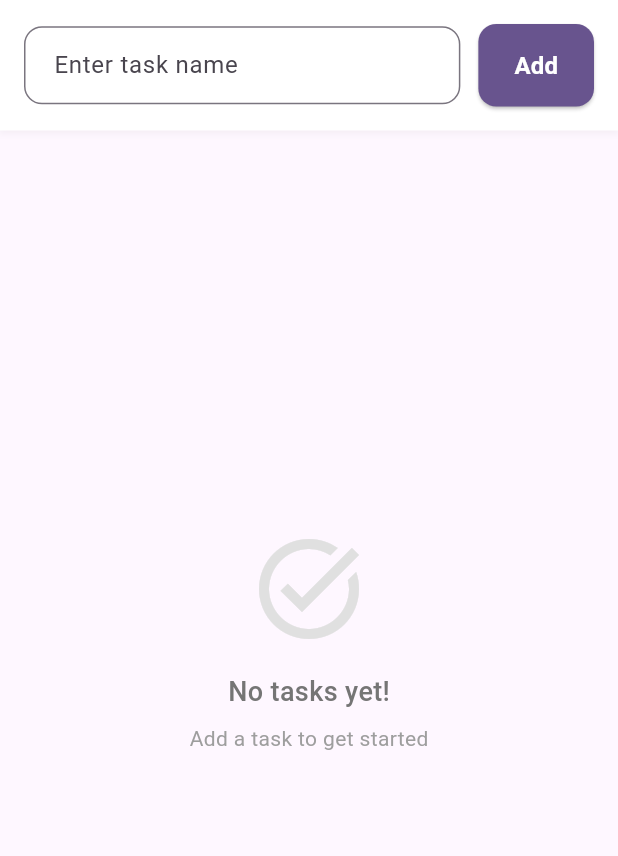
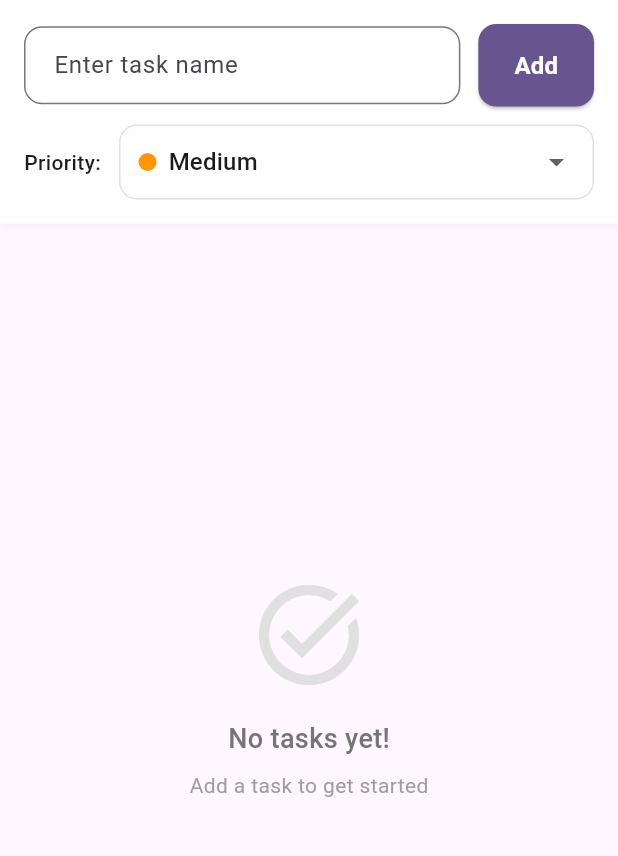
Before and after one commit to jithu2111/taskly_cw3, a Flutter app: the screen it shows after launch, after a tap on "Add", on a phone screen of 412 x 824 dp, the part 84-940 px from its top. Run offline on Flutter 3.47's test engine with Material 3 defaults, Android fonts, the phone set to English and light mode, and no system bars.

Commit message:
Added priority dropdown in the UI

```diff
--- a/lib/main.dart
+++ b/lib/main.dart
@@ -84,15 +84,30 @@
   // Instance variable: List of tasks
   final List<Task> _tasks = [];
   final TextEditingController _taskController = TextEditingController();
+  TaskPriority _selectedPriority = TaskPriority.medium;
 
   // Method to add a new task
-  void addTask(String taskName) {
+  void addTask(String taskName, TaskPriority priority) {
     if (taskName.trim().isNotEmpty) {
       setState(() {
-        _tasks.add(Task(name: taskName));
+        _tasks.add(Task(name: taskName, priority: priority));
+        _sortTasksByPriority();
       });
       _taskController.clear();
     }
+  }
+
+  // Method to sort tasks by priority
+  void _sortTasksByPriority() {
+    _tasks.sort((a, b) => a.priority.sortOrder.compareTo(b.priority.sortOrder));
+  }
+
+  // Method to change task priority
+  void changeTaskPriority(int index, TaskPriority newPriority) {
+    setState(() {
+      _tasks[index].priority = newPriority;
+      _sortTasksByPriority();
+    });
   }
 
   // Method to toggle task completion status
@@ -139,7 +154,9 @@
                 ),
               ],
             ),
-            child: Row(
+            child: Column(
+              children: [
+                Row(
                   children: [
                     Expanded(
                       child: TextField(
@@ -159,7 +176,7 @@
                     const SizedBox(width: 12),
                     ElevatedButton(
                       onPressed: () {
-                    addTask(_taskController.text);
+                        addTask(_taskController.text, _selectedPriority);
                       },
                       style: ElevatedButton.styleFrom(
                         backgroundColor: Theme.of(context).colorScheme.primary,
@@ -179,6 +196,62 @@
                           fontWeight: FontWeight.bold,
                         ),
                       ),
+                    ),
+                  ],
+                ),
+                const SizedBox(height: 12),
+                Row(
+                  children: [
+                    const Text(
+                      'Priority:',
+                      style: TextStyle(
+                        fontSize: 14,
+                        fontWeight: FontWeight.w500,
+                      ),
+                    ),
+                    const SizedBox(width: 12),
+                    Expanded(
+                      child: Container(
+                        padding: const EdgeInsets.symmetric(horizontal: 12),
+                        decoration: BoxDecoration(
+                          border: Border.all(color: Colors.grey.shade300),
+                          borderRadius: BorderRadius.circular(12),
+                        ),
+                        child: DropdownButtonHideUnderline(
+                          child: DropdownButton<TaskPriority>(
+                            value: _selectedPriority,
+                            isExpanded: true,
+                            items: TaskPriority.values.map((priority) {
+                              return DropdownMenuItem(
+                                value: priority,
+                                child: Row(
+                                  children: [
+                                    Container(
+                                      width: 12,
+                                      height: 12,
+                                      decoration: BoxDecoration(
+                                        color: priority.color,
+                                        shape: BoxShape.circle,
+                                      ),
+                                    ),
+                                    const SizedBox(width: 8),
+                                    Text(priority.displayName),
+                                  ],
+                                ),
+                              );
+                            }).toList(),
+                            onChanged: (TaskPriority? newValue) {
+                              if (newValue != null) {
+                                setState(() {
+                                  _selectedPriority = newValue;
+                                });
+                              }
+                            },
+                          ),
+                        ),
+                      ),
+                    ),
+                  ],
                 ),
               ],
             ),
```
Lines whose indentation alone changed are shown as unchanged.
